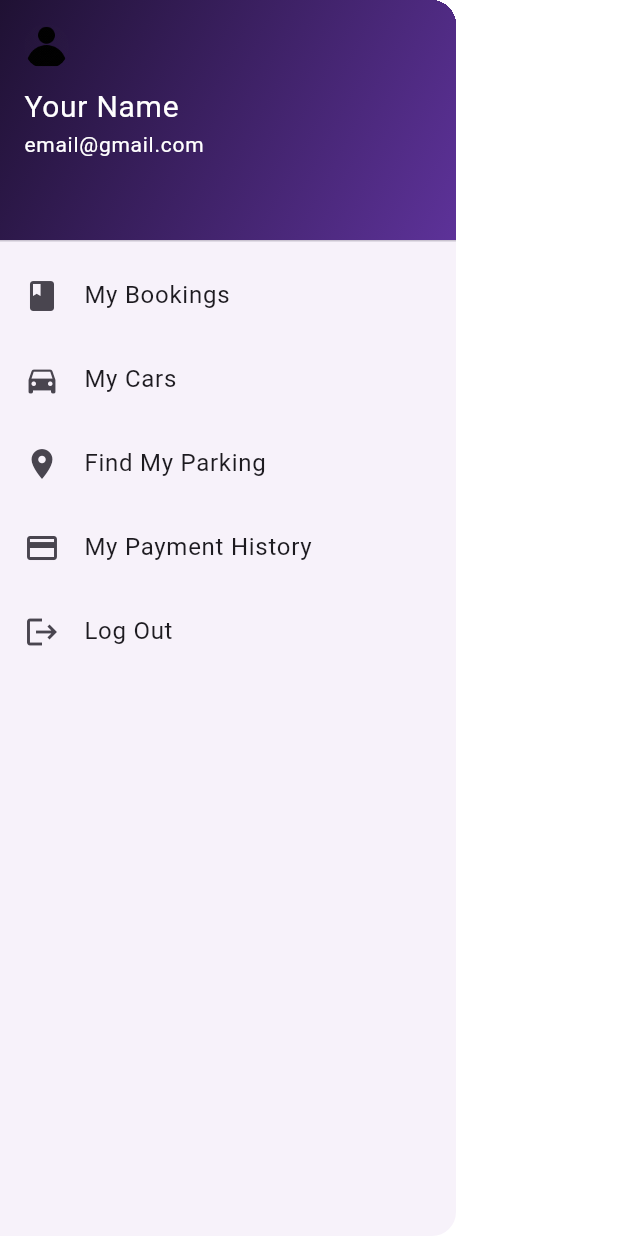
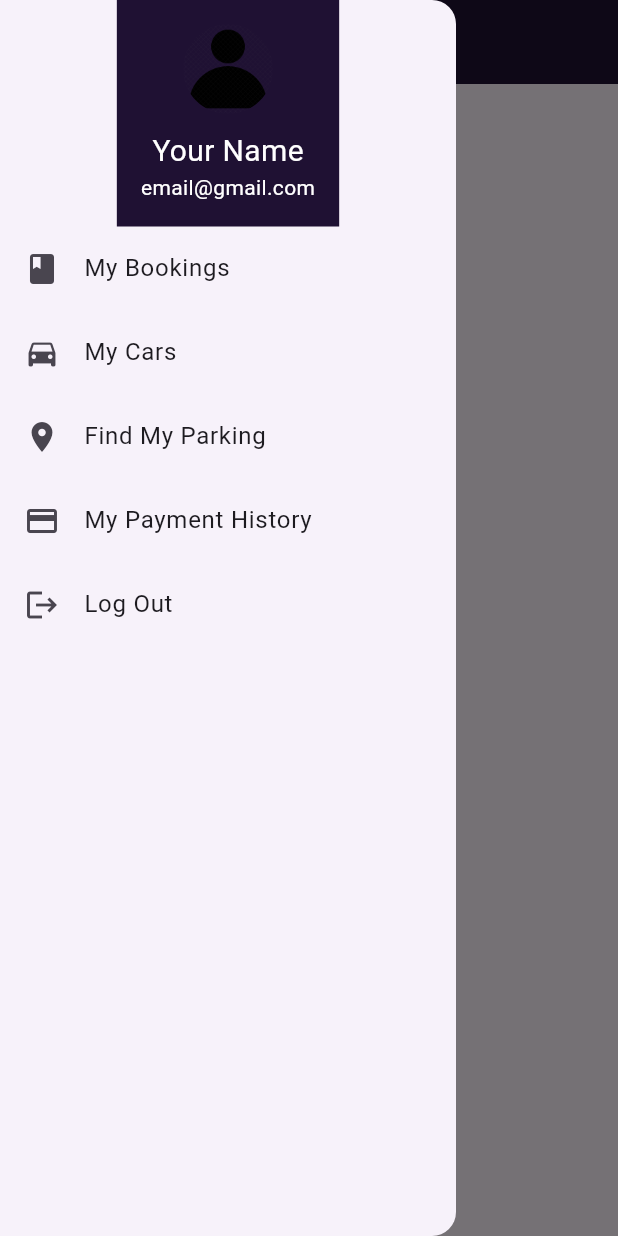
Before and after one commit to aditya-1404/Parking-app, a Flutter app: the MenuPage screen opened by its route, with the side drawer open (before the commit the screen has no drawer), on a phone screen of 412 x 824 dp. Run offline on Flutter 3.47's test engine with Material 3 defaults, Android fonts, the phone set to English and light mode, and no system bars; our stand-ins replace firebase_core, flutter_local_notifications, flutter_typeahead, geocoding, google_fonts, google_maps_flutter and 3 more; missing offline and left inert: flutter_background_service; accounts and stored records are empty; network calls fail; Roboto replaces fonts that are missing (Itim).

Commit message:
added logout

```diff
--- a/lib/pages/menu.dart
+++ b/lib/pages/menu.dart
@@ -1,27 +1,28 @@
 import 'package:flutter/material.dart';
+import 'package:shared_preferences/shared_preferences.dart';
 
 class MenuPage extends StatelessWidget {
   @override
   Widget build(BuildContext context) {
     return Scaffold(
-      backgroundColor: Colors.white,
-      body: Drawer(
-        child: ListView(
-          padding: EdgeInsets.zero,
+      appBar: AppBar(
+        title: Text("Menu Page"),
+        backgroundColor: Color(0xff1F1133),
+      ),
+      body: Center(
+        child: Text("Main Content Here"), // Placeholder for main content
+      ),
+      drawer: Drawer(
+        child: Column(
           children: <Widget>[
-            const DrawerHeader(
-              decoration: BoxDecoration(
-                gradient: LinearGradient(
-                  begin: Alignment.topLeft,
-                  end: Alignment.bottomRight,
-                  colors: [Color(0xff1F1133), Color(0xff5D3299)],
-                ),
-              ),
+            // Simplified Drawer Header
+            Container(
+              color: Color(0xff1F1133),
+              padding: EdgeInsets.all(16),
               child: Column(
-                crossAxisAlignment: CrossAxisAlignment.start,
                 children: [
                   CircleAvatar(
-                    radius: 15,
+                    radius: 30,
                     backgroundImage: AssetImage('assets/images/user.png'),
                     backgroundColor: Colors.transparent,
                   ),
@@ -43,39 +44,46 @@ class MenuPage extends StatelessWidget {
                 ],
               ),
             ),
+            // Menu options (no Expanded/Flexible)
             ListTile(
-              leading: Icon(Icons.book), // Icon for My Bookings
+              leading: Icon(Icons.book),
               title: Text('My Bookings'),
               onTap: () {
-                Navigator.pop(context); // Close the drawer
+                Navigator.pop(context); // Close drawer after tapping
+                // Add navigation or functionality for "My Bookings"
               },
             ),
             ListTile(
-              leading: Icon(Icons.directions_car), // Icon for My Cars
+              leading: Icon(Icons.directions_car),
               title: Text('My Cars'),
               onTap: () {
-                Navigator.pop(context); // Close the drawer
+                Navigator.pop(context); // Close drawer after tapping
+                // Add navigation or functionality for "My Cars"
               },
             ),
             ListTile(
-              leading: Icon(Icons.location_on), // Icon for Find My Parking
+              leading: Icon(Icons.location_on),
               title: Text('Find My Parking'),
               onTap: () {
-                Navigator.pop(context); // Close the drawer
+                Navigator.pop(context); // Close drawer after tapping
+                // Add navigation or functionality for "Find My Parking"
               },
             ),
             ListTile(
-              leading: Icon(Icons.payment), // Icon for My Payment History
+              leading: Icon(Icons.payment),
               title: Text('My Payment History'),
               onTap: () {
-                Navigator.pop(context); // Close the drawer
+                Navigator.pop(context); // Close drawer after tapping
+                // Add navigation or functionality for "My Payment History"
               },
             ),
             ListTile(
-              leading: Icon(Icons.logout), // Icon for Log Out
+              leading: Icon(Icons.logout),
               title: Text('Log Out'),
-              onTap: () {
-                Navigator.pop(context); // Close the drawer
+              onTap: () async {
+                final prefs = await SharedPreferences.getInstance();
+                await prefs.clear(); // Clear stored preferences
+                Navigator.of(context).pushReplacementNamed('/signin');
               },
             ),
           ],
--- a/lib/pages/signin.dart
+++ b/lib/pages/signin.dart
@@ -24,7 +24,7 @@ void saveUserId(String userId) async {
 // Function to get userId from SharedPreferences
 Future<String> _getUserId() async {
   SharedPreferences prefs = await SharedPreferences.getInstance();
-  return prefs.getString('userId') ?? 'default_user_id';
+  return prefs.getString('userId') ?? '';
 }
 
 Future<void> initializeService() async {
```
Also changed, not shown: lib/pages/homepage.dart (+15 -20 lines).
